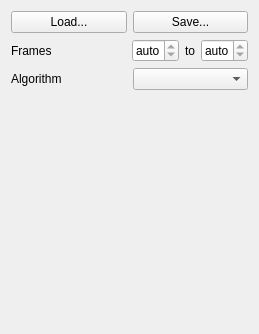
First picture: the form in sdt/gui/locator/locate_options.ui, repository schuetzgroup/sdt-python, before the edit.
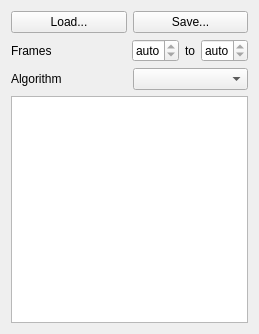
Second picture: the form after the edit.

Commit message:
locator: Use a model and tree view for algorithm options
That way, new options can easily be added, the interface is more
consistent and flexible.

Patch:
```diff
--- a/sdt/gui/locator/locate_options.ui
+++ b/sdt/gui/locator/locate_options.ui
@@ -105,7 +105,7 @@
     </layout>
    </item>
    <item>
-    <widget class="QStackedWidget" name="stackedWidget"/>
+    <widget class="QTreeView" name="optionView"/>
    </item>
   </layout>
  </widget>
```
The commit also changes 5 other files.
